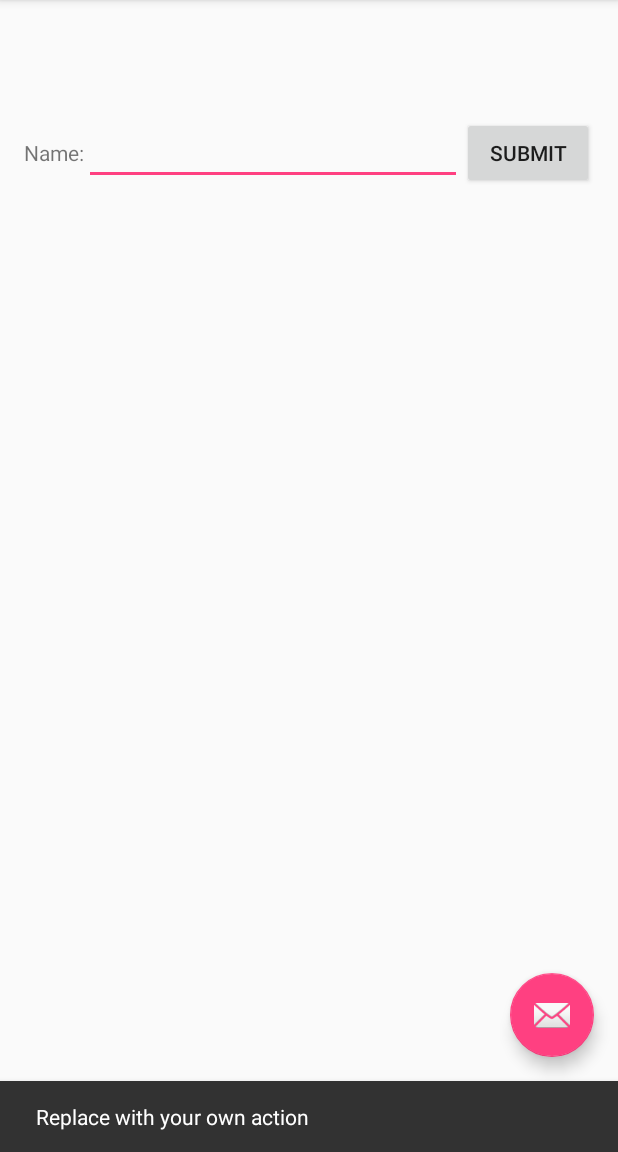
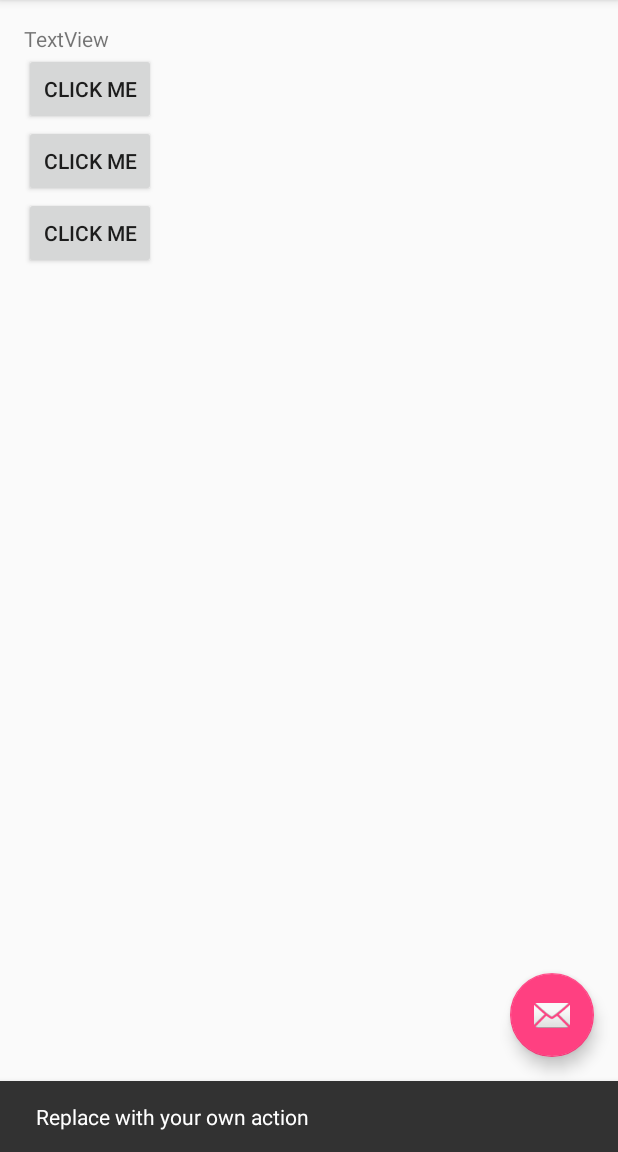
Before and after one commit to bindolee/Android_Esstial_training, an Android app: the screen it shows after launch (MainActivity), after a tap on an icon or button, on a phone screen of 412 x 824 dp, the part 84-1236 px from its top. Run offline under Robolectric (Android 15) with nearby library versions, the phone set to English and light mode, and no system bars.

Commit message:
Adding code to control run time layout code and its containers from java code

```diff
--- a/app/src/main/java/essential/sbin/com/sbin_app/MainActivity.java
+++ b/app/src/main/java/essential/sbin/com/sbin_app/MainActivity.java
@@ -8,6 +8,9 @@ import android.support.v7.widget.Toolbar;
 import android.view.View;
 import android.view.Menu;
 import android.view.MenuItem;
+import android.view.ViewGroup;
+import android.widget.Button;
+import android.widget.LinearLayout;
 
 public class MainActivity extends AppCompatActivity {
 
@@ -26,6 +29,18 @@ public class MainActivity extends AppCompatActivity {
                         .setAction("Action", null).show();
             }
         });
+
+        LinearLayout layout = (LinearLayout) findViewById(R.id.content_layout);
+        ViewGroup.LayoutParams params = new ViewGroup.LayoutParams(
+                ViewGroup.LayoutParams.WRAP_CONTENT,
+                ViewGroup.LayoutParams.WRAP_CONTENT );
+
+        for (int i=0; i<3; i++){
+            Button button = new Button(this);
+            button.setText("Click Me");
+            button.setLayoutParams(params);
+            layout.addView(button);
+        }
     }
 
     @Override
--- a/app/src/main/res/layout/activity_main.xml
+++ b/app/src/main/res/layout/activity_main.xml
@@ -21,7 +21,7 @@
 
     </android.support.design.widget.AppBarLayout>
 
-    <include layout="@layout/content_main" />
+    <include layout="@layout/new_layout" />
 
     <android.support.design.widget.FloatingActionButton
         android:id="@+id/fab"
```
Also changed, not shown: app/src/main/res/layout/new_layout.xml (+6 -49 lines).
